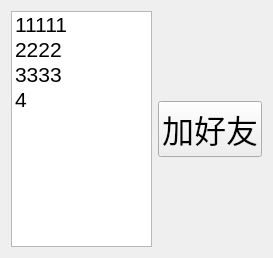
This is TcpClient/online.ui in kanosa0101/cloud-storage-system as Qt 5 draws it before an edit. The edited form follows.
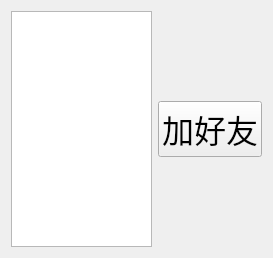
This is the edited form.

```diff
--- a/TcpClient/online.ui
+++ b/TcpClient/online.ui
@@ -23,26 +23,6 @@
          <pointsize>16</pointsize>
         </font>
        </property>
-       <item>
-        <property name="text">
-         <string>11111</string>
-        </property>
-       </item>
-       <item>
-        <property name="text">
-         <string>2222</string>
-        </property>
-       </item>
-       <item>
-        <property name="text">
-         <string>3333</string>
-        </property>
-       </item>
-       <item>
-        <property name="text">
-         <string>4</string>
-        </property>
-       </item>
       </widget>
      </item>
      <item>
```
